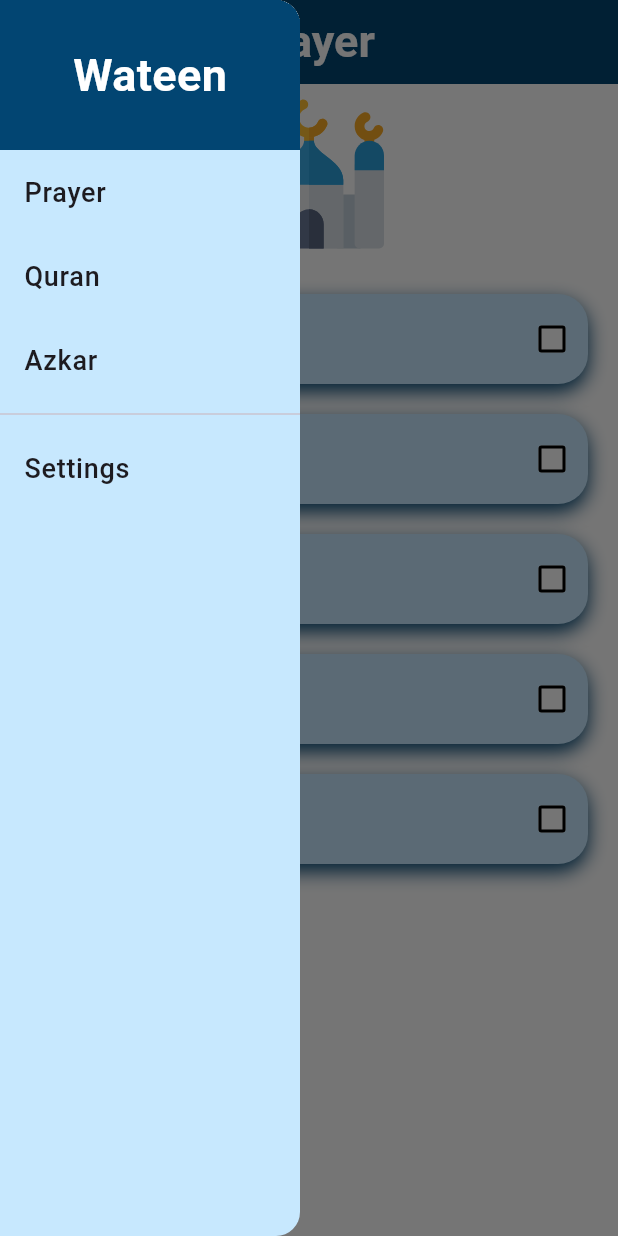
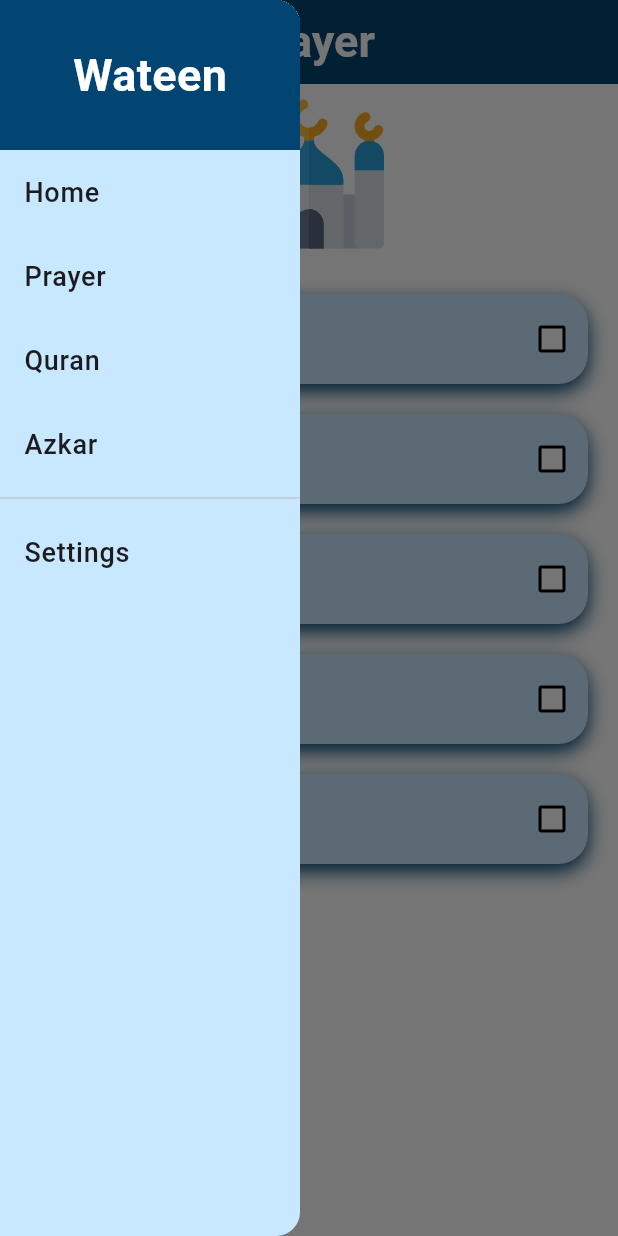
Before and after one commit to wessam2elsayed/wateen, a Flutter app: the PrayerScreen screen opened by its route, with the side drawer open, on a phone screen of 412 x 824 dp. Run offline on Flutter 3.47's test engine with Material 3 defaults, Android fonts, the phone set to English and light mode, and no system bars; our stand-ins replace bloc, flutter_bloc, flutter_svg, get_it, hive, hive_flutter and 1 more; accounts and stored records are empty.

Commit message:
add home to drawer

```diff
--- a/lib/core/widgets/custome_drawer.dart
+++ b/lib/core/widgets/custome_drawer.dart
@@ -48,6 +48,14 @@ class CustomeDrawer extends StatelessWidget {
             child: ListView(
               children: [
                 DrawerItem(
+                  title:locale.home,
+                  onTap: (){
+                    Navigator.pop(context);
+                  Navigator.pushNamed(context, AppRoutes.main);
+                  }
+                ),
+
+                DrawerItem(
                   title:locale.prayer,
                   onTap: (){
                     Navigator.pop(context);
```
